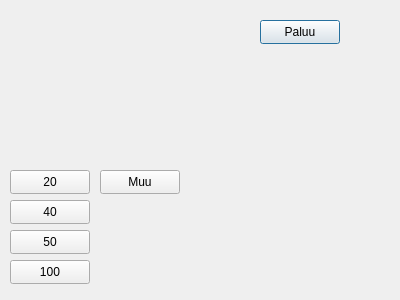
This is bank_automat/withdraw.ui in 25kmo-project/group_7 as Qt 5 draws it before an edit. The edited form follows.
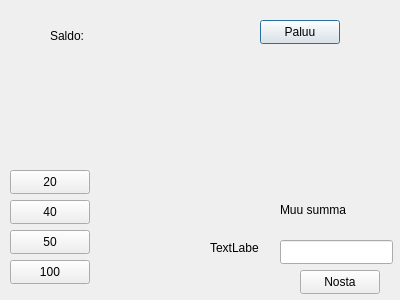
This is the edited form.

Diff of the .ui file:
```diff
--- a/bank_automat/withdraw.ui
+++ b/bank_automat/withdraw.ui
@@ -78,17 +78,66 @@
     <string>100</string>
    </property>
   </widget>
-  <widget class="QPushButton" name="btnWithdrawBack_6">
+  <widget class="QLabel" name="labelBalance">
    <property name="geometry">
     <rect>
-     <x>100</x>
-     <y>170</y>
+     <x>50</x>
+     <y>20</y>
+     <width>131</width>
+     <height>31</height>
+    </rect>
+   </property>
+   <property name="text">
+    <string>Saldo:</string>
+   </property>
+  </widget>
+  <widget class="QLineEdit" name="lineEditAmount">
+   <property name="geometry">
+    <rect>
+     <x>280</x>
+     <y>240</y>
+     <width>113</width>
+     <height>24</height>
+    </rect>
+   </property>
+  </widget>
+  <widget class="QPushButton" name="btnNosta">
+   <property name="geometry">
+    <rect>
+     <x>300</x>
+     <y>270</y>
      <width>80</width>
      <height>24</height>
     </rect>
    </property>
    <property name="text">
-    <string>Muu</string>
+    <string>Nosta</string>
+   </property>
+  </widget>
+  <widget class="QLabel" name="label">
+   <property name="geometry">
+    <rect>
+     <x>280</x>
+     <y>200</y>
+     <width>111</width>
+     <height>20</height>
+    </rect>
+   </property>
+   <property name="text">
+    <string>Muu summa</string>
+   </property>
+  </widget>
+  <widget class="QLabel" name="labelError">
+   <property name="geometry">
+    <rect>
+     <x>210</x>
+     <y>240</y>
+     <width>49</width>
+     <height>16</height>
+    </rect>
+   </property>
+   <property name="text">
+    <string>TextLabel</string>
    </property>
   </widget>
  </widget>
```
Left out of the diff: 8 changed lines with no effect on the pictures.
